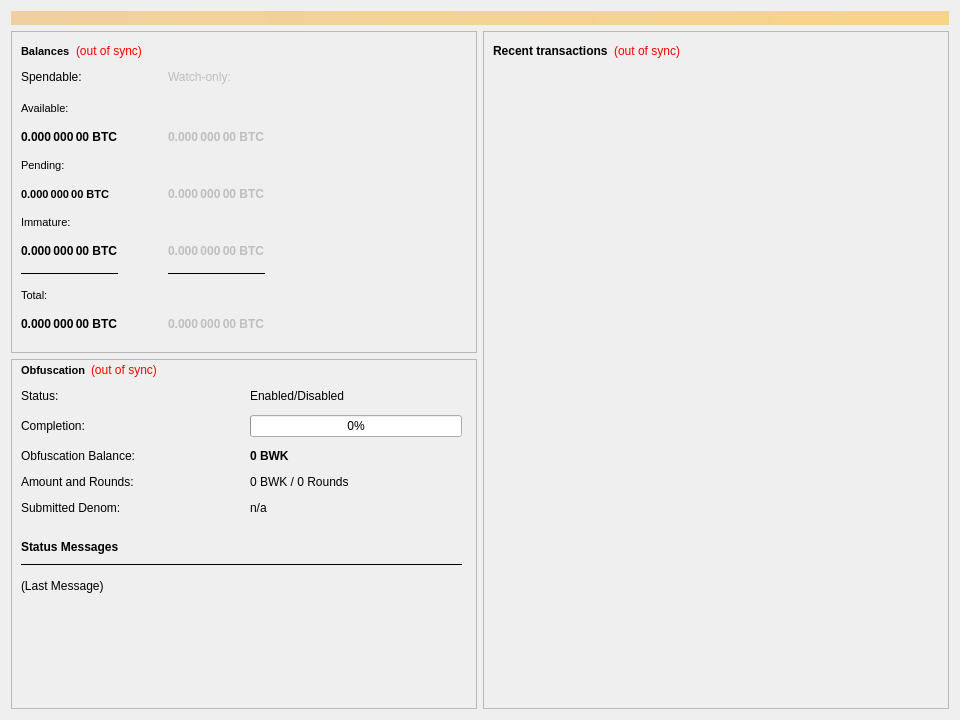
Before: the Qt Designer form src/qt/forms/overviewpage.ui in bulwark-crypto/Bulwark, drawn with Qt 5.
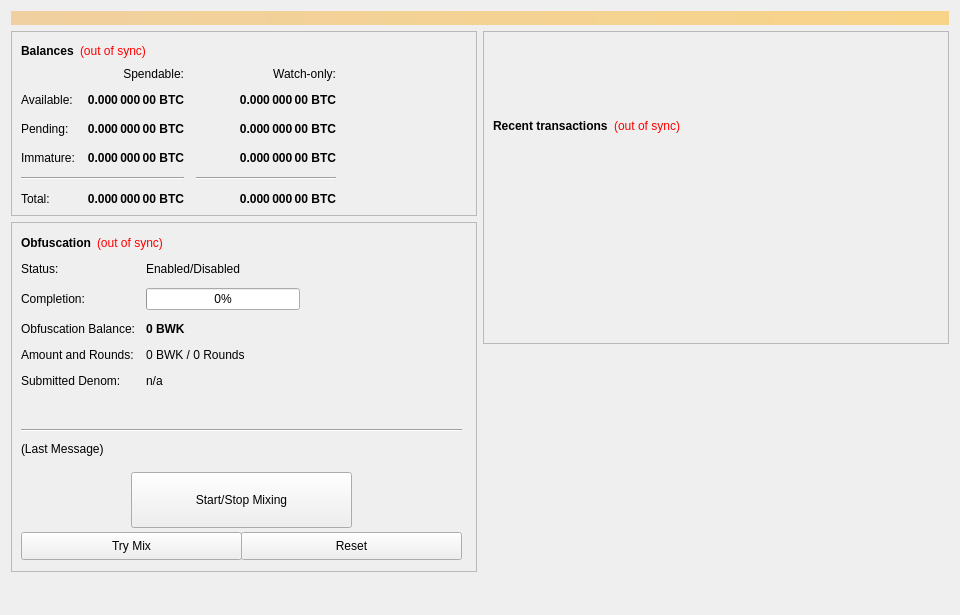
After: the same form once the commit is applied. Custom widgets are drawn as their Qt base class.

The edit to the form file:
```diff
--- a/src/qt/forms/overviewpage.ui
+++ b/src/qt/forms/overviewpage.ui
@@ -7,7 +7,7 @@
     <x>0</x>
     <y>0</y>
     <width>960</width>
-    <height>720</height>
+    <height>615</height>
    </rect>
   </property>
   <property name="minimumSize">
@@ -40,9 +40,6 @@
     <layout class="QHBoxLayout" name="horizontalLayout" stretch="1,1">
      <item>
       <layout class="QVBoxLayout" name="verticalLayout_2">
-       <property name="spacing">
-        <number>6</number>
-       </property>
        <item>
         <widget class="QFrame" name="frame_Balances">
          <property name="frameShape">
@@ -58,12 +55,8 @@
              <widget class="QLabel" name="BalanceTitle">
               <property name="font">
                <font>
-                <pointsize>8</pointsize>
                 <weight>75</weight>
-                <italic>false</italic>
                 <bold>true</bold>
-                <underline>false</underline>
-                <stylestrategy>PreferDefault</stylestrategy>
                </font>
               </property>
               <property name="text">
@@ -85,6 +78,9 @@
               <property name="text">
                <string notr="true">(out of sync)</string>
               </property>
+              <property name="alignment">
+               <set>Qt::AlignLeading|Qt::AlignLeft|Qt::AlignVCenter</set>
+              </property>
              </widget>
             </item>
             <item>
@@ -94,7 +90,7 @@
               </property>
               <property name="sizeHint" stdset="0">
                <size>
-                <width>30</width>
+                <width>40</width>
                 <height>20</height>
                </size>
               </property>
@@ -104,82 +100,11 @@
           </item>
           <item>
            <layout class="QGridLayout" name="gridLayout">
-            <property name="horizontalSpacing">
-             <number>50</number>
+            <property name="spacing">
+             <number>12</number>
             </property>
-            <property name="verticalSpacing">
-             <number>15</number>
-            </property>
-            <item row="0" column="0">
-             <widget class="QLabel" name="labelSpendable">
-              <property name="text">
-               <string>Spendable:</string>
-              </property>
-             </widget>
-            </item>
-            <item row="10" column="0">
-             <widget class="QLabel" name="labelTotal">
-              <property name="font">
-               <font>
-                <weight>75</weight>
-                <bold>true</bold>
-               </font>
-              </property>
-              <property name="toolTip">
-               <string>Your current total balance</string>
-              </property>
-              <property name="text">
-               <string notr="true">0.000 000 00 BTC</string>
-              </property>
-              <property name="textInteractionFlags">
-               <set>Qt::NoTextInteraction</set>
-              </property>
-             </widget>
-            </item>
-            <item row="2" column="0">
-             <widget class="QLabel" name="labelBalance">
-              <property name="font">
-               <font>
-                <weight>75</weight>
-                <bold>true</bold>
-               </font>
-              </property>
-              <property name="toolTip">
-               <string>Your current spendable balance</string>
-              </property>
-              <property name="text">
-               <string notr="true">0.000 000 00 BTC</string>
-              </property>
-              <property name="textInteractionFlags">
-               <set>Qt::NoTextInteraction</set>
-              </property>
-             </widget>
-            </item>
-            <item row="4" column="0">
-             <widget class="QLabel" name="labelUnconfirmed">
-              <property name="font">
-               <font>
-                <pointsize>8</pointsize>
-                <weight>75</weight>
-                <bold>true</bold>
-               </font>
-              </property>
-              <property name="toolTip">
-               <string>Total of transactions that have yet to be confirmed, and do not yet count toward the spendable balance</string>
-              </property>
-              <property name="text">
-               <string notr="true">0.000 000 00 BTC</string>
-              </property>
-              <property name="textInteractionFlags">
-               <set>Qt::NoTextInteraction</set>
-              </property>
-             </widget>
-            </item>
-            <item row="4" column="1">
+            <item row="2" column="2">
              <widget class="QLabel" name="labelWatchPending">
-              <property name="enabled">
-               <bool>false</bool>
-              </property>
               <property name="font">
                <font>
                 <weight>75</weight>
@@ -192,22 +117,92 @@
               <property name="text">
                <string notr="true">0.000 000 00 BTC</string>
               </property>
+              <property name="alignment">
+               <set>Qt::AlignRight|Qt::AlignTrailing|Qt::AlignVCenter</set>
+              </property>
               <property name="textInteractionFlags">
                <set>Qt::NoTextInteraction</set>
               </property>
              </widget>
             </item>
-            <item row="0" column="1">
-             <widget class="QLabel" name="labelWatchonly">
-              <property name="enabled">
-               <bool>false</bool>
+            <item row="2" column="1">
+             <widget class="QLabel" name="labelUnconfirmed">
+              <property name="font">
+               <font>
+                <weight>75</weight>
+                <bold>true</bold>
+               </font>
               </property>
               <property name="text">
-               <string>Watch-only:</string>
+               <string notr="true">0.000 000 00 BTC</string>
               </property>
+              <property name="alignment">
+               <set>Qt::AlignRight|Qt::AlignTrailing|Qt::AlignVCenter</set>
+              </property>
+              <property name="textInteractionFlags">
+               <set>Qt::LinksAccessibleByMouse|Qt::TextSelectableByKeyboard|Qt::TextSelectableByMouse</set>
+              </property>
              </widget>
             </item>
-            <item row="6" column="0">
+            <item row="3" column="2">
+             <widget class="QLabel" name="labelWatchImmature">
+              <property name="font">
+               <font>
+                <weight>75</weight>
+                <bold>true</bold>
+               </font>
+              </property>
+              <property name="cursor">
+               <cursorShape>IBeamCursor</cursorShape>
+              </property>
+              <property name="toolTip">
+               <string>Staked or masternode rewards in watch-only addresses that has not yet matured</string>
+              </property>
+              <property name="text">
+               <string notr="true">0.000 000 00 BTC</string>
+              </property>
+              <property name="alignment">
+               <set>Qt::AlignRight|Qt::AlignTrailing|Qt::AlignVCenter</set>
+              </property>
+              <property name="textInteractionFlags">
+               <set>Qt::LinksAccessibleByMouse|Qt::TextSelectableByKeyboard|Qt::TextSelectableByMouse</set>
+              </property>
+             </widget>
+            </item>
+            <item row="4" column="0" colspan="2">
+             <widget class="Line" name="lineSpendableBalance">
+              <property name="orientation">
+               <enum>Qt::Horizontal</enum>
+              </property>
+             </widget>
+            </item>
+            <item row="4" column="2">
+             <widget class="Line" name="lineWatchBalance">
+              <property name="sizePolicy">
+               <sizepolicy hsizetype="Preferred" vsizetype="Fixed">
+                <horstretch>0</horstretch>
+                <verstretch>0</verstretch>
+               </sizepolicy>
+              </property>
+              <property name="minimumSize">
+               <size>
+                <width>140</width>
+                <height>0</height>
+               </size>
+              </property>
+              <property name="orientation">
+               <enum>Qt::Horizontal</enum>
+              </property>
+             </widget>
+            </item>
+            <item row="5" column="0">
+             <widget class="QLabel" name="labelTotalText">
+              <property name="text">
+               <string>Total:</string>
+              </property>
+             </widget>
+            </item>
+            <item row="3" column="1">
              <widget class="QLabel" name="labelImmature">
               <property name="font">
                <font>
@@ -218,22 +213,64 @@
               <property name="toolTip">
                <string>Staked or masternode rewards that has not yet matured</string>
               </property>
-              <property name="layoutDirection">
-               <enum>Qt::LeftToRight</enum>
+              <property name="text">
+               <string notr="true">0.000 000 00 BTC</string>
               </property>
+              <property name="alignment">
+               <set>Qt::AlignRight|Qt::AlignTrailing|Qt::AlignVCenter</set>
+              </property>
+              <property name="textInteractionFlags">
+               <set>Qt::LinksAccessibleByMouse|Qt::TextSelectableByKeyboard|Qt::TextSelectableByMouse</set>
+              </property>
+             </widget>
+            </item>
+            <item row="2" column="3">
+             <spacer name="horizontalSpacer_2">
+              <property name="orientation">
+               <enum>Qt::Horizontal</enum>
+              </property>
+              <property name="sizeHint" stdset="0">
+               <size>
+                <width>40</width>
+                <height>20</height>
+               </size>
+              </property>
+             </spacer>
+            </item>
+            <item row="3" column="0">
+             <widget class="QLabel" name="labelImmatureText">
               <property name="text">
+               <string>Immature:</string>
+              </property>
+             </widget>
+            </item>
+            <item row="5" column="1">
+             <widget class="QLabel" name="labelTotal">
+              <property name="font">
+               <font>
+                <weight>75</weight>
+                <bold>true</bold>
+               </font>
+              </property>
+              <property name="cursor">
+               <cursorShape>IBeamCursor</cursorShape>
+              </property>
+              <property name="toolTip">
+               <string>Your current total balance</string>
+              </property>
+              <property name="text">
                <string notr="true">0.000 000 00 BTC</string>
               </property>
+              <property name="alignment">
+               <set>Qt::AlignRight|Qt::AlignTrailing|Qt::AlignVCenter</set>
+              </property>
               <property name="textInteractionFlags">
                <set>Qt::NoTextInteraction</set>
               </property>
              </widget>
             </item>
-            <item row="10" column="1">
+            <item row="5" column="2">
              <widget class="QLabel" name="labelWatchTotal">
-              <property name="enabled">
-               <bool>false</bool>
-              </property>
               <property name="font">
                <font>
                 <weight>75</weight>
@@ -246,104 +283,58 @@
               <property name="text">
                <string notr="true">0.000 000 00 BTC</string>
               </property>
-              <property name="textInteractionFlags">
-               <set>Qt::NoTextInteraction</set>
+              <property name="alignment">
+               <set>Qt::AlignRight|Qt::AlignTrailing|Qt::AlignVCenter</set>
               </property>
-             </widget>
-            </item>
-            <item row="6" column="1">
-             <widget class="QLabel" name="labelWatchImmature">
-              <property name="enabled">
-               <bool>false</bool>
-              </property>
-              <property name="font">
-               <font>
-                <weight>75</weight>
-                <bold>true</bold>
-               </font>
-              </property>
-              <property name="toolTip">
-               <string>Staked or masternode rewards in watch-only addresses that has not yet matured</string>
-              </property>
-              <property name="text">
-               <string notr="true">0.000 000 00 BTC</string>
-              </property>
               <property name="textInteractionFlags">
-               <set>Qt::NoTextInteraction</set>
-              </property>
-             </widget>
-            </item>
-            <item row="8" column="0">
-             <widget class="Line" name="lineSpendableBalance">
-              <property name="enabled">
-               <bool>true</bool>
-              </property>
-              <property name="sizePolicy">
-               <sizepolicy hsizetype="Preferred" vsizetype="Fixed">
-                <horstretch>0</horstretch>
-                <verstretch>0</verstretch>
-               </sizepolicy>
-              </property>
-              <property name="maximumSize">
-               <size>
-                <width>16777215</width>
-                <height>1</height>
-               </size>
-              </property>
-              <property name="frameShadow">
-               <enum>QFrame::Plain</enum>
-              </property>
-              <property name="orientation">
-               <enum>Qt::Horizontal</enum>
-              </property>
-             </widget>
-            </item>
-            <item row="8" column="1">
-             <widget class="Line" name="lineWatchOnlyBalance">
-              <property name="enabled">
-               <bool>true</bool>
-              </property>
-              <property name="sizePolicy">
-               <sizepolicy hsizetype="Preferred" vsizetype="Fixed">
-                <horstretch>0</horstretch>
-                <verstretch>0</verstretch>
-               </sizepolicy>
-              </property>
-              <property name="maximumSize">
-               <size>
-                <width>16777215</width>
-                <height>1</height>
-               </size>
-              </property>
-              <property name="frameShadow">
-               <enum>QFrame::Plain</enum>
-              </property>
-              <property name="orientation">
-               <enum>Qt::Horizontal</enum>
+               <set>Qt::LinksAccessibleByMouse|Qt::TextSelectableByKeyboard|Qt::TextSelectableByMouse</set>
               </property>
              </widget>
             </item>
             <item row="0" column="2">
-             <spacer name="horizontalSpacer_2">
-              <property name="orientation">
-               <enum>Qt::Horizontal</enum>
+             <widget class="QLabel" name="labelWatchonly">
+              <property name="text">
+               <string>Watch-only:</string>
               </property>
-              <property name="sizeType">
-               <enum>QSizePolicy::Expanding</enum>
+              <property name="alignment">
+               <set>Qt::AlignRight|Qt::AlignTrailing|Qt::AlignVCenter</set>
               </property>
-              <property name="sizeHint" stdset="0">
-               <size>
-                <width>30</width>
-                <height>20</height>
-               </size>
+             </widget>
+            </item>
+            <item row="1" column="0">
+             <widget class="QLabel" name="labelBalanceText">
+              <property name="text">
+               <string>Available:</string>
               </property>
-             </spacer>
+             </widget>
             </item>
-            <item row="2" column="1">
+            <item row="1" column="1">
+             <widget class="QLabel" name="labelBalance">
+              <property name="font">
+               <font>
+                <weight>75</weight>
+                <bold>true</bold>
+               </font>
+              </property>
+              <property name="cursor">
+               <cursorShape>IBeamCursor</cursorShape>
+              </property>
+              <property name="toolTip">
+               <string>Your current spendable balance</string>
+              </property>
+              <property name="text">
+               <string notr="true">0.000 000 00 BTC</string>
+              </property>
+              <property name="alignment">
+               <set>Qt::AlignRight|Qt::AlignTrailing|Qt::AlignVCenter</set>
+              </property>
+              <property name="textInteractionFlags">
+               <set>Qt::LinksAccessibleByMouse|Qt::TextSelectableByKeyboard|Qt::TextSelectableByMouse</set>
+              </property>
+             </widget>
+            </item>
+            <item row="1" column="2">
              <widget class="QLabel" name="labelWatchAvailable">
-              <property name="enabled">
-               <bool>false</bool>
-              </property>
               <property name="font">
                <font>
                 <weight>75</weight>
@@ -356,80 +347,33 @@
               <property name="text">
                <string notr="true">0.000 000 00 BTC</string>
               </property>
+              <property name="alignment">
+               <set>Qt::AlignRight|Qt::AlignTrailing|Qt::AlignVCenter</set>
+              </property>
               <property name="textInteractionFlags">
                <set>Qt::NoTextInteraction</set>
               </property>
              </widget>
             </item>
-            <item row="3" column="0" colspan="3">
+            <item row="2" column="0">
              <widget class="QLabel" name="labelPendingText">
-              <property name="font">
-               <font>
-                <pointsize>8</pointsize>
-                <kerning>true</kerning>
-               </font>
-              </property>
               <property name="text">
                <string>Pending:</string>
               </property>
              </widget>
             </item>
-            <item row="1" column="0" colspan="3">
-             <widget class="QLabel" name="labelBalanceText">
-              <property name="font">
-               <font>
-                <pointsize>8</pointsize>
-                <weight>50</weight>
-                <bold>false</bold>
-               </font>
-              </property>
+            <item row="0" column="1">
+             <widget class="QLabel" name="labelSpendable">
               <property name="text">
-               <string>Available:</string>
+               <string>Spendable:</string>
               </property>
-             </widget>
-            </item>
-            <item row="5" column="0" colspan="3">
-             <widget class="QLabel" name="labelImmatureText">
-              <property name="font">
-               <font>
-                <pointsize>8</pointsize>
-               </font>
-              </property>
-              <property name="text">
-               <string>Immature:</string>
-              </property>
-             </widget>
-            </item>
-            <item row="9" column="0" colspan="3">
-             <widget class="QLabel" name="labelTotalText">
-              <property name="font">
-               <font>
-                <pointsize>8</pointsize>
-               </font>
-              </property>
-              <property name="text">
-               <string>Total:</string>
+              <property name="alignment">
+               <set>Qt::AlignRight|Qt::AlignTrailing|Qt::AlignVCenter</set>
               </property>
              </widget>
             </item>
            </layout>
           </item>
-          <item>
-           <spacer name="verticalSpacer_2">
-            <property name="orientation">
-             <enum>Qt::Vertical</enum>
-            </property>
-            <property name="sizeType">
-             <enum>QSizePolicy::Expanding</enum>
-            </property>
-            <property name="sizeHint" stdset="0">
-             <size>
-              <width>20</width>
-              <height>30</height>
-             </size>
-            </property>
-           </spacer>
-          </item>
          </layout>
         </widget>
        </item>
@@ -454,9 +398,9 @@
           <property name="geometry">
            <rect>
             <x>10</x>
-            <y>30</y>
-            <width>441</width>
-            <height>135</height>
+            <y>40</y>
+            <width>451</width>
+            <height>161</height>
            </rect>
           </property>
           <layout class="QFormLayout" name="obfuscationStatusLayout">
@@ -464,95 +408,40 @@
             <enum>QFormLayout::AllNonFixedFieldsGrow</enum>
            </property>
            <property name="horizontalSpacing">
-            <number>115</number>
+            <number>11</number>
            </property>
            <property name="verticalSpacing">
             <number>12</number>
            </property>
            <item row="0" column="0">
             <widget class="QLabel" name="label_6">
-             <property name="font">
-              <font>
-               <weight>50</weight>
-               <bold>false</bold>
-              </font>
-             </property>
              <property name="text">
               <string>Status:</string>
              </property>
             </widget>
            </item>
-           <item row="0" column="1">
-            <widget class="QLabel" name="obfuscationEnabled">
-             <property name="font">
-              <font>
-               <weight>50</weight>
-               <bold>false</bold>
-              </font>
-             </property>
-             <property name="text">
-              <string>Enabled/Disabled</string>
-             </property>
-            </widget>
-           </item>
            <item row="1" column="0">
             <widget class="QLabel" name="label_7">
-             <property name="font">
-              <font>
-               <weight>50</weight>
-               <bold>false</bold>
-              </font>
-             </property>
              <property name="text">
               <string>Completion:</string>
              </property>
-             <property name="alignment">
-              <set>Qt::AlignLeading|Qt::AlignLeft|Qt::AlignVCenter</set>
-             </property>
             </widget>
            </item>
            <item row="1" column="1">
             <widget class="QProgressBar" name="obfuscationProgress">
-             <property name="enabled">
-              <bool>true</bool>
-             </property>
-             <property name="minimumSize">
-              <size>
-               <width>154</width>
-               <height>0</height>
-              </size>
-             </property>
              <property name="maximumSize">
               <size>
-               <width>220</width>
+               <width>154</width>
                <height>16777215</height>
               </size>
              </property>
-             <property name="font">
-              <font>
-               <weight>50</weight>
-               <bold>false</bold>
-              </font>
-             </property>
              <property name="value">
               <number>0</number>
              </property>
-             <property name="alignment">
-              <set>Qt::AlignCenter</set>
-             </property>
-             <property name="invertedAppearance">
-              <bool>false</bool>
-             </property>
             </widget>
            </item>
            <item row="2" column="0">
             <widget class="QLabel" name="labelAnonymizedText">
-             <property name="font">
-              <font>
-               <weight>50</weight>
-               <bold>false</bold>
-              </font>
-             </property>
              <property name="text">
               <string>Obfuscation Balance:</string>
              </property>
@@ -573,12 +462,6 @@
            </item>
            <item row="3" column="0">
             <widget class="QLabel" name="label_8">
-             <property name="font">
-              <font>
-               <weight>50</weight>
-               <bold>false</bold>
-              </font>
-             </property>
              <property name="text">
               <string>Amount and Rounds:</string>
              </property>
@@ -586,12 +469,6 @@
            </item>
            <item row="3" column="1">
             <widget class="QLabel" name="labelAmountRounds">
-             <property name="font">
-              <font>
-               <weight>50</weight>
-               <bold>false</bold>
-              </font>
-             </property>
              <property name="text">
               <string>0 BWK / 0 Rounds</string>
              </property>
@@ -599,12 +476,6 @@
            </item>
            <item row="4" column="0">
             <widget class="QLabel" name="label_9">
-             <property name="font">
-              <font>
-               <weight>50</weight>
-               <bold>false</bold>
-              </font>
-             </property>
              <property name="text">
               <string>Submitted Denom:</string>
              </property>
@@ -612,12 +483,6 @@
            </item>
            <item row="4" column="1">
             <widget class="QLabel" name="labelSubmittedDenom">
-             <property name="font">
-              <font>
-               <weight>50</weight>
-               <bold>false</bold>
-              </font>
-             </property>
              <property name="toolTip">
               <string>The denominations you submitted to the Masternode.&lt;br&gt;To mix, other users must submit the exact same denominations.</string>
              </property>
@@ -626,9 +491,16 @@
              </property>
             </widget>
            </item>
+           <item row="0" column="1">
+            <widget class="QLabel" name="obfuscationEnabled">
+             <property name="text">
+              <string>Enabled/Disabled</string>
+             </property>
+            </widget>
+           </item>
           </layout>
          </widget>
-         <widget class="QtMaterialFlatButton" name="runAutoDenom" native="true">
+         <widget class="QPushButton" name="runAutoDenom">
           <property name="geometry">
            <rect>
             <x>251</x>
@@ -1058,20 +930,20 @@
           <property name="autoFillBackground">
            <bool>true</bool>
           </property>
-          <property name="text" stdset="0">
+          <property name="text">
            <string/>
           </property>
           <property name="flat" stdset="0">
            <bool>true</bool>
           </property>
          </widget>
-         <widget class="QtMaterialFlatButton" name="toggleObfuscation" native="true">
+         <widget class="QPushButton" name="toggleObfuscation">
           <property name="geometry">
            <rect>
-            <x>10</x>
-            <y>265</y>
-            <width>215</width>
-            <height>35</height>
+            <x>120</x>
+            <y>250</y>
+            <width>221</width>
+            <height>56</height>
            </rect>
           </property>
           <property name="sizePolicy">
@@ -1080,25 +952,19 @@
             <verstretch>0</verstretch>
            </sizepolicy>
           </property>
-          <property name="text" stdset="0">
-           <string>Start / Stop Obfuscation</string>
+          <property name="text">
+           <string>Start/Stop Mixing</string>
           </property>
          </widget>
          <widget class="Line" name="lineLastMessage">
-          <property name="enabled">
-           <bool>true</bool>
-          </property>
           <property name="geometry">
            <rect>
             <x>10</x>
-            <y>205</y>
+            <y>200</y>
             <width>441</width>
-            <height>1</height>
+            <height>16</height>
            </rect>
           </property>
-          <property name="frameShadow">
-           <enum>QFrame::Plain</enum>
-          </property>
           <property name="orientation">
            <enum>Qt::Horizontal</enum>
           </property>
@@ -1108,8 +974,8 @@
            <rect>
             <x>10</x>
             <y>220</y>
-            <width>441</width>
-            <height>43</height>
+            <width>451</width>
+            <height>61</height>
            </rect>
           </property>
           <property name="minimumSize">
@@ -1128,13 +994,13 @@
            <bool>true</bool>
           </property>
          </widget>
-         <widget class="QtMaterialFlatButton" name="obfuscationAuto" native="true">
+         <widget class="QPushButton" name="obfuscationAuto">
           <property name="geometry">
            <rect>
             <x>10</x>
-            <y>315</y>
-            <width>215</width>
-            <height>35</height>
+            <y>310</y>
+            <width>221</width>
+            <height>28</height>
            </rect>
           </property>
           <property name="sizePolicy">
@@ -1146,17 +1012,17 @@
           <property name="toolTip">
            <string>Try to manually submit a Obfuscation request.</string>
           </property>
-          <property name="text" stdset="0">
+          <property name="text">
            <string>Try Mix</string>
           </property>
          </widget>
-         <widget class="QtMaterialFlatButton" name="obfuscationReset" native="true">
+         <widget class="QPushButton" name="obfuscationReset">
           <property name="geometry">
            <rect>
             <x>230</x>
-            <y>315</y>
-            <width>215</width>
-            <height>35</height>
+            <y>310</y>
+            <width>221</width>
+            <height>28</height>
            </rect>
           </property>
           <property name="sizePolicy">
@@ -1171,66 +1037,24 @@
           <property name="autoFillBackground">
            <bool>false</bool>
           </property>
-          <property name="text" stdset="0">
+          <property name="text">
            <string>Reset</string>
           </property>
          </widget>
-         <widget class="QLabel" name="ObfuscationStatusTitle">
-          <property name="geometry">
-           <rect>
-            <x>10</x>
-            <y>180</y>
-            <width>441</width>
-            <height>16</height>
-           </rect>
-          </property>
-          <property name="font">
-           <font>
-            <weight>75</weight>
-            <bold>true</bold>
-           </font>
-          </property>
-          <property name="text">
-           <string>Status Messages</string>
-          </property>
-         </widget>
-         <widget class="QtMaterialFlatButton" name="toggleStaking" native="true">
-          <property name="geometry">
-           <rect>
-            <x>230</x>
-            <y>265</y>
-            <width>215</width>
-            <height>35</height>
-           </rect>
-          </property>
-          <property name="sizePolicy">
-           <sizepolicy hsizetype="MinimumExpanding" vsizetype="Fixed">
-            <horstretch>0</horstretch>
-            <verstretch>0</verstretch>
-           </sizepolicy>
-          </property>
-          <property name="text" stdset="0">
-           <string>Enable Staking</string>
-          </property>
-         </widget>
          <widget class="QWidget" name="layoutWidget">
           <property name="geometry">
            <rect>
             <x>10</x>
-            <y>0</y>
-            <width>441</width>
+            <y>10</y>
+            <width>431</width>
             <height>22</height>
            </rect>
           </property>
           <layout class="QHBoxLayout" name="horizontalLayout_5">
-           <property name="spacing">
-            <number>5</number>
-           </property>
            <item>
             <widget class="QLabel" name="ObfuscationTitle">
              <property name="font">
               <font>
-               <pointsize>8</pointsize>
                <weight>75</weight>
                <bold>true</bold>
               </font>
@@ -1242,14 +1066,6 @@
            </item>
            <item>
             <widget class="QLabel" name="labelObfuscationSyncStatus">
-             <property name="font">
-              <font>
-               <weight>50</weight>
-               <bold>false</bold>
-               <underline>false</underline>
-               <strikeout>false</strikeout>
-              </font>
-             </property>
              <property name="toolTip">
               <string>The displayed information may be out of date. Your wallet automatically synchronizes with the Bulwark network after a connection is established, but this process has not completed yet.</string>
              </property>
@@ -1269,12 +1085,9 @@
              <property name="orientation">
               <enum>Qt::Horizontal</enum>
              </property>
-             <property name="sizeType">
-              <enum>QSizePolicy::Expanding</enum>
-             </property>
              <property name="sizeHint" stdset="0">
               <size>
-               <width>30</width>
+               <width>40</width>
                <height>20</height>
               </size>
              </property>
@@ -1284,6 +1097,19 @@
          </widget>
         </widget>
        </item>
+       <item>
+        <spacer name="verticalSpacer">
+         <property name="orientation">
+          <enum>Qt::Vertical</enum>
+         </property>
+         <property name="sizeHint" stdset="0">
+          <size>
+           <width>20</width>
+           <height>40</height>
+          </size>
+         </property>
+        </spacer>
+       </item>
       </layout>
      </item>
      <item>
@@ -1297,16 +1123,26 @@
           <enum>QFrame::Raised</enum>
          </property>
          <layout class="QVBoxLayout" name="verticalLayout">
+          <item>
+           <spacer name="verticalSpacer_3">
+            <property name="orientation">
+             <enum>Qt::Vertical</enum>
+            </property>
+            <property name="sizeType">
+             <enum>QSizePolicy::Fixed</enum>
+            </property>
+            <property name="sizeHint" stdset="0">
+             <size>
+              <width>20</width>
+              <height>75</height>
+             </size>
+            </property>
+           </spacer>
+          </item>
           <item>
            <layout class="QHBoxLayout" name="horizontalLayout_2">
             <item>
-             <widget class="QLabel" name="RecentTitle">
-              <property name="sizePolicy">
-               <sizepolicy hsizetype="Maximum" vsizetype="Preferred">
-                <horstretch>0</horstretch>
-                <verstretch>0</verstretch>
-               </sizepolicy>
-              </property>
+             <widget class="QLabel" name="label_4">
               <property name="font">
                <font>
                 <weight>75</weight>
@@ -1320,12 +1156,6 @@
             </item>
             <item>
              <widget class="QLabel" name="labelTransactionsStatus">
-              <property name="sizePolicy">
-               <sizepolicy hsizetype="Maximum" vsizetype="Preferred">
-                <horstretch>0</horstretch>
-                <verstretch>0</verstretch>
-               </sizepolicy>
-              </property>
               <property name="cursor">
                <cursorShape>WhatsThisCursor</cursorShape>
               </property>
@@ -1348,12 +1178,9 @@
               <property name="orientation">
                <enum>Qt::Horizontal</enum>
               </property>
-              <property name="sizeType">
-               <enum>QSizePolicy::Expanding</enum>
-              </property>
               <property name="sizeHint" stdset="0">
                <size>
-                <width>30</width>
+                <width>40</width>
                 <height>20</height>
                </size>
               </property>
@@ -1375,9 +1202,6 @@
             <property name="horizontalScrollBarPolicy">
              <enum>Qt::ScrollBarAlwaysOff</enum>
             </property>
-            <property name="alternatingRowColors">
-             <bool>false</bool>
-            </property>
             <property name="selectionMode">
              <enum>QAbstractItemView::NoSelection</enum>
             </property>
@@ -1386,19 +1210,28 @@
          </layout>
         </widget>
        </item>
+       <item>
+        <spacer name="verticalSpacer_2">
+         <property name="orientation">
+          <enum>Qt::Vertical</enum>
+         </property>
+         <property name="sizeType">
+          <enum>QSizePolicy::Expanding</enum>
+         </property>
+         <property name="sizeHint" stdset="0">
+          <size>
+           <width>20</width>
+           <height>40</height>
+          </size>
+         </property>
+        </spacer>
+       </item>
       </layout>
      </item>
     </layout>
    </item>
   </layout>
  </widget>
- <customwidgets>
-  <customwidget>
-   <class>QtMaterialFlatButton</class>
-   <extends>QWidget</extends>
-   <header>qtmaterialflatbutton.h</header>
-  </customwidget>
- </customwidgets>
  <resources/>
  <connections/>
 </ui>
```
Left out of the diff: 36 changed lines with no effect on the pictures.
